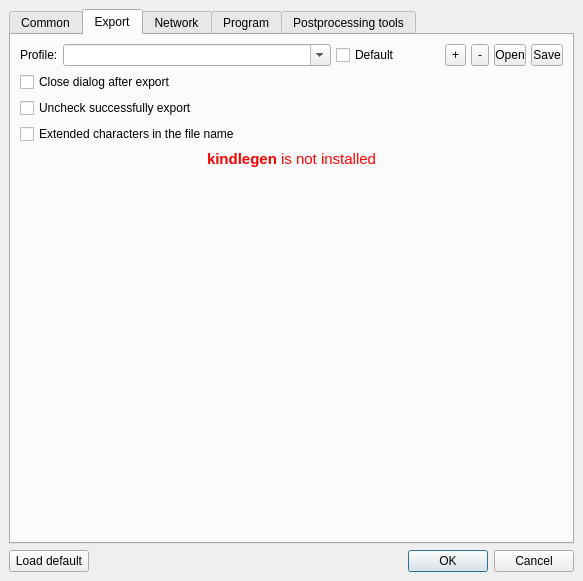
This is src/settingsdlg.ui in petrovvlad/freeLib as Qt 5 draws it before an edit. The edited form follows.
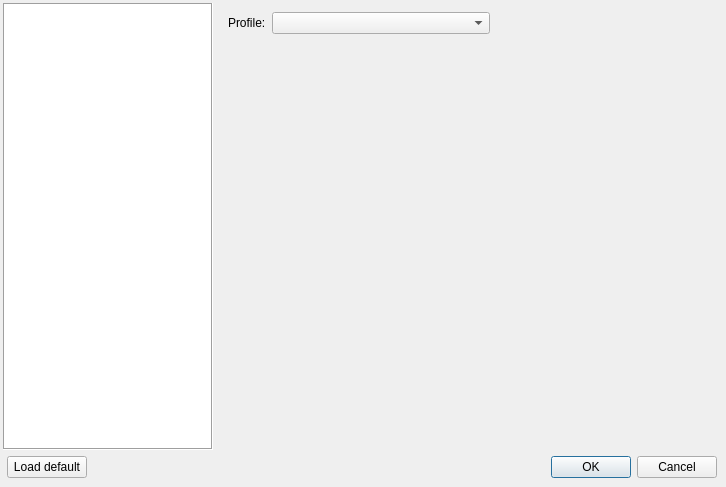
This is the edited form. The open tabs and pages were chosen to show the change. Icons and pictures are not drawn. Custom widgets are drawn as their Qt base class.

```diff
--- a/src/settingsdlg.ui
+++ b/src/settingsdlg.ui
@@ -9,10 +9,16 @@
    <rect>
     <x>0</x>
     <y>0</y>
-    <width>583</width>
-    <height>581</height>
+    <width>726</width>
+    <height>487</height>
    </rect>
   </property>
+  <property name="sizePolicy">
+   <sizepolicy hsizetype="MinimumExpanding" vsizetype="Preferred">
+    <horstretch>0</horstretch>
+    <verstretch>0</verstretch>
+   </sizepolicy>
+  </property>
   <property name="minimumSize">
    <size>
     <width>0</width>
@@ -21,8 +27,8 @@
   </property>
   <property name="maximumSize">
    <size>
-    <width>6666666</width>
-    <height>6666666</height>
+    <width>16777215</width>
+    <height>16777215</height>
    </size>
   </property>
   <property name="windowTitle">
@@ -33,10 +39,10 @@
   </property>
   <layout class="QVBoxLayout" name="verticalLayout_3">
    <property name="leftMargin">
-    <number>9</number>
+    <number>3</number>
    </property>
    <property name="topMargin">
-    <number>9</number>
+    <number>3</number>
    </property>
    <property name="rightMargin">
     <number>9</number>
@@ -45,15 +51,59 @@
     <number>9</number>
    </property>
    <item>
-    <widget class="QTabWidget" name="tabWidget">
+    <layout class="QHBoxLayout" name="horizontalLayout_3">
+     <property name="spacing">
+      <number>6</number>
+     </property>
+     <item>
+      <widget class="QTreeWidget" name="treeWidget">
+       <property name="sizePolicy">
+        <sizepolicy hsizetype="Preferred" vsizetype="Expanding">
+         <horstretch>0</horstretch>
+         <verstretch>0</verstretch>
+        </sizepolicy>
+       </property>
+       <property name="minimumSize">
+        <size>
+         <width>210</width>
+         <height>0</height>
+        </size>
+       </property>
+       <property name="frameShape">
+        <enum>QFrame::Shape::Box</enum>
+       </property>
+       <property name="horizontalScrollBarPolicy">
+        <enum>Qt::ScrollBarPolicy::ScrollBarAsNeeded</enum>
+       </property>
+       <property name="sizeAdjustPolicy">
+        <enum>QAbstractScrollArea::SizeAdjustPolicy::AdjustToContents</enum>
+       </property>
+       <property name="autoScroll">
+        <bool>false</bool>
+       </property>
+       <property name="showDropIndicator" stdset="0">
+        <bool>false</bool>
+       </property>
+       <property name="horizontalScrollMode">
+        <enum>QAbstractItemView::ScrollMode::ScrollPerPixel</enum>
+       </property>
+       <attribute name="headerVisible">
+        <bool>false</bool>
+       </attribute>
+       <column>
+        <property name="text">
+         <string/>
+        </property>
+       </column>
+      </widget>
+     </item>
+     <item>
+      <widget class="QStackedWidget" name="stackedPages">
      <property name="currentIndex">
       <number>2</number>
      </property>
-     <widget class="QWidget" name="tab_common">
-      <attribute name="title">
-       <string>Common</string>
-      </attribute>
-      <layout class="QVBoxLayout" name="verticalLayout_6">
+       <widget class="QWidget" name="pageCommon">
+        <layout class="QVBoxLayout" name="verticalLayout_12">
        <item>
         <widget class="QCheckBox" name="ShowDeleted">
          <property name="text">
@@ -208,37 +258,27 @@
        </item>
       </layout>
      </widget>
-     <widget class="QWidget" name="tab_export">
-      <attribute name="title">
-       <string>Export</string>
-      </attribute>
-      <layout class="QVBoxLayout" name="verticalLayout_8">
-       <item>
-        <widget class="QFrame" name="frame">
-         <property name="frameShape">
-          <enum>QFrame::Shape::NoFrame</enum>
-         </property>
-         <property name="frameShadow">
-          <enum>QFrame::Shadow::Raised</enum>
-         </property>
-         <layout class="QHBoxLayout" name="horizontalLayout_10" stretch="0,1,0,0,0,0,0,0">
-          <property name="spacing">
-           <number>5</number>
-          </property>
-          <property name="leftMargin">
-           <number>0</number>
-          </property>
-          <property name="topMargin">
-           <number>0</number>
-          </property>
-          <property name="rightMargin">
-           <number>0</number>
+       <widget class="QWidget" name="pageExport">
+        <layout class="QVBoxLayout" name="verticalLayout_4">
+         <property name="sizeConstraint">
+          <enum>QLayout::SizeConstraint::SetMinimumSize</enum>
           </property>
           <property name="bottomMargin">
-           <number>0</number>
+          <number>1</number>
+         </property>
+         <item>
+          <layout class="QHBoxLayout" name="horizontalLayout">
+           <property name="sizeConstraint">
+            <enum>QLayout::SizeConstraint::SetMinimumSize</enum>
           </property>
           <item>
            <widget class="QLabel" name="label_30">
+             <property name="sizePolicy">
+              <sizepolicy hsizetype="Minimum" vsizetype="Preferred">
+               <horstretch>0</horstretch>
+               <verstretch>0</verstretch>
+              </sizepolicy>
+             </property>
             <property name="text">
              <string>Profile:</string>
             </property>
@@ -246,9 +286,18 @@
           </item>
           <item>
            <widget class="QComboBox" name="ExportName">
+             <property name="sizePolicy">
+              <sizepolicy hsizetype="Expanding" vsizetype="Fixed">
+               <horstretch>0</horstretch>
+               <verstretch>0</verstretch>
+              </sizepolicy>
+             </property>
             <property name="editable">
              <bool>true</bool>
             </property>
+             <property name="currentText">
+              <string notr="true"/>
+             </property>
            </widget>
           </item>
           <item>
@@ -258,19 +307,6 @@
             </property>
            </widget>
           </item>
-          <item>
-           <spacer name="horizontalSpacer_4">
-            <property name="orientation">
-             <enum>Qt::Orientation::Horizontal</enum>
-            </property>
-            <property name="sizeHint" stdset="0">
-             <size>
-              <width>40</width>
-              <height>20</height>
-             </size>
-            </property>
-           </spacer>
-          </item>
           <item>
            <widget class="QToolButton" name="AddExport">
             <property name="maximumSize">
@@ -354,10 +390,7 @@
            </widget>
           </item>
          </layout>
-        </widget>
-       </item>
-       <item>
-        <layout class="QVBoxLayout" name="verticalLayout">
+         </item>
          <item>
           <widget class="QCheckBox" name="CloseExpDlg">
            <property name="text">
@@ -379,8 +412,6 @@
            </property>
           </widget>
          </item>
-        </layout>
-       </item>
        <item>
         <widget class="QLabel" name="label_kindlegen">
          <property name="font">
@@ -404,22 +435,60 @@
        </item>
       </layout>
      </widget>
-     <widget class="QWidget" name="tab_network">
-      <attribute name="title">
-       <string>Network</string>
-      </attribute>
-      <layout class="QVBoxLayout" name="verticalLayout_2">
-       <property name="leftMargin">
-        <number>4</number>
-       </property>
-       <property name="topMargin">
-        <number>4</number>
-       </property>
-       <property name="rightMargin">
-        <number>4</number>
-       </property>
-       <property name="bottomMargin">
-        <number>4</number>
+       <widget class="QWidget" name="pageConversion">
+        <layout class="QVBoxLayout" name="verticalLayout">
+         <item>
+          <layout class="QHBoxLayout" name="horizontalLayout_5">
+           <item>
+            <widget class="QLabel" name="label_31">
+             <property name="sizePolicy">
+              <sizepolicy hsizetype="Minimum" vsizetype="Preferred">
+               <horstretch>0</horstretch>
+               <verstretch>0</verstretch>
+              </sizepolicy>
+             </property>
+             <property name="text">
+              <string>Profile:</string>
+             </property>
+            </widget>
+           </item>
+           <item>
+            <widget class="QComboBox" name="ConversionName">
+             <property name="sizePolicy">
+              <sizepolicy hsizetype="Expanding" vsizetype="Fixed">
+               <horstretch>0</horstretch>
+               <verstretch>0</verstretch>
+              </sizepolicy>
+             </property>
+             <property name="editable">
+              <bool>false</bool>
+             </property>
+            </widget>
+           </item>
+           <item>
+            <spacer name="horizontalSpacer_4">
+             <property name="orientation">
+              <enum>Qt::Orientation::Horizontal</enum>
+             </property>
+             <property name="sizeHint" stdset="0">
+              <size>
+               <width>40</width>
+               <height>20</height>
+              </size>
+             </property>
+            </spacer>
+           </item>
+          </layout>
+         </item>
+         <item>
+          <widget class="QStackedWidget" name="stackedWidgetConversion"/>
+         </item>
+        </layout>
+       </widget>
+       <widget class="QWidget" name="pageNetwork">
+        <layout class="QVBoxLayout" name="verticalLayout_9">
+         <property name="sizeConstraint">
+          <enum>QLayout::SizeConstraint::SetMinimumSize</enum>
        </property>
        <item>
         <widget class="QGroupBox" name="groupBox_4">
@@ -719,25 +788,10 @@
        </item>
       </layout>
      </widget>
-     <widget class="QWidget" name="tab_4">
-      <attribute name="title">
-       <string>Program</string>
-      </attribute>
-      <layout class="QVBoxLayout" name="verticalLayout_7">
-       <property name="spacing">
-        <number>5</number>
-       </property>
-       <property name="leftMargin">
-        <number>5</number>
-       </property>
-       <property name="topMargin">
-        <number>5</number>
-       </property>
-       <property name="rightMargin">
-        <number>5</number>
-       </property>
-       <property name="bottomMargin">
-        <number>5</number>
+       <widget class="QWidget" name="pageProgram">
+        <layout class="QVBoxLayout" name="verticalLayout_10">
+         <property name="sizeConstraint">
+          <enum>QLayout::SizeConstraint::SetMinimumSize</enum>
        </property>
        <item>
         <widget class="QTableWidget" name="ApplicationList">
@@ -793,9 +847,9 @@
         </widget>
        </item>
        <item>
-        <layout class="QHBoxLayout" name="horizontalLayout_5">
-         <property name="spacing">
-          <number>5</number>
+          <layout class="QHBoxLayout" name="horizontalLayout_6">
+           <property name="sizeConstraint">
+            <enum>QLayout::SizeConstraint::SetMinimumSize</enum>
          </property>
          <item>
           <spacer name="horizontalSpacer_2">
@@ -828,25 +882,10 @@
        </item>
       </layout>
      </widget>
-     <widget class="QWidget" name="tab_2">
-      <attribute name="title">
-       <string>Postprocessing tools</string>
-      </attribute>
-      <layout class="QVBoxLayout" name="verticalLayout_5">
-       <property name="spacing">
-        <number>5</number>
-       </property>
-       <property name="leftMargin">
-        <number>5</number>
-       </property>
-       <property name="topMargin">
-        <number>5</number>
-       </property>
-       <property name="rightMargin">
-        <number>5</number>
-       </property>
-       <property name="bottomMargin">
-        <number>5</number>
+       <widget class="QWidget" name="pageTools">
+        <layout class="QVBoxLayout" name="verticalLayout_11">
+         <property name="sizeConstraint">
+          <enum>QLayout::SizeConstraint::SetMinimumSize</enum>
        </property>
        <item>
         <widget class="QTableWidget" name="ExportList">
@@ -945,11 +984,16 @@
      </widget>
     </widget>
    </item>
+    </layout>
+   </item>
    <item>
     <layout class="QHBoxLayout" name="horizontalLayout_2">
      <property name="spacing">
       <number>6</number>
      </property>
+     <property name="leftMargin">
+      <number>4</number>
+     </property>
      <item>
       <widget class="QPushButton" name="btnDefaultSettings">
        <property name="text">
```
Left out of the diff: 103 changed lines with no effect on the pictures. Lines whose indentation alone changed are shown as unchanged.
